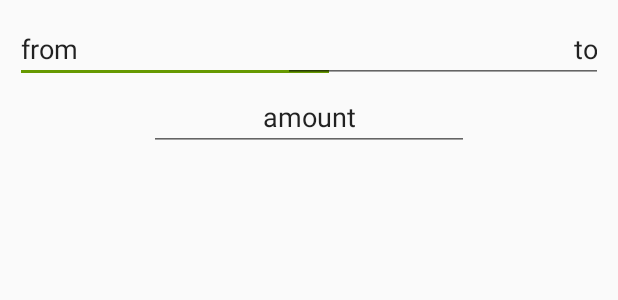
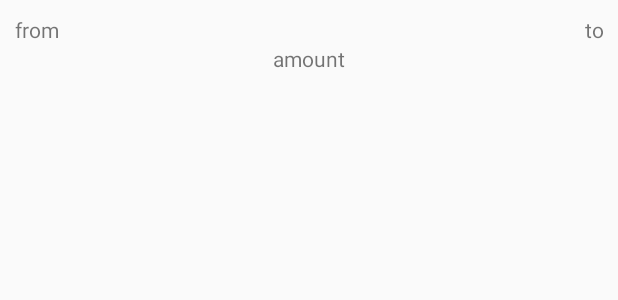
Before and after one commit to davidtadeovargas/crystal-wallet-android, an Android app: the layout transaction_list_item.xml on its own in the app's theme, with its tools: preview values and no code run, on a phone screen of 412 x 824 dp. Shown: the top 300 px of the screen. Run offline under Robolectric (Android 15) with nearby library versions, the phone set to English and light mode, and no system bars.

Commit message:
- First version of Transaction History views

```diff
--- a/app/src/main/res/layout/activity_intro.xml
+++ b/app/src/main/res/layout/activity_intro.xml
@@ -14,7 +14,9 @@
         android:layout_width="wrap_content"
         android:layout_height="wrap_content"
         android:text="Hello World!" />
+
     <cy.agorise.crystalwallet.views.TransactionListView
+        android:id="@+id/transaction_list"
         android:layout_width="match_parent"
         android:layout_height="wrap_content">
 
--- a/app/src/main/res/layout/transaction_list_item.xml
+++ b/app/src/main/res/layout/transaction_list_item.xml
@@ -13,7 +13,7 @@
         android:layout_alignParentStart="true"
         android:layout_alignParentTop="true">
 
-        <EditText
+        <TextView
             android:id="@+id/fromText"
             android:layout_width="wrap_content"
             android:layout_height="wrap_content"
@@ -21,7 +21,7 @@
             android:inputType="text"
             android:text="from" />
 
-        <EditText
+        <TextView
             android:id="@+id/toText"
             android:layout_width="wrap_content"
             android:layout_height="wrap_content"
@@ -32,7 +32,7 @@
             android:text="to"
             android:textAlignment="textEnd" />
 
-        <EditText
+        <TextView
             android:id="@+id/amountText"
             android:layout_width="wrap_content"
             android:layout_height="wrap_content"
```
Also changed, not shown: app/src/main/java/cy/agorise/crystalwallet/IntroActivity.java (+11 -0 lines), app/src/main/java/cy/agorise/crystalwallet/models/CryptoCoinTransaction.java (+29 -0 lines), app/src/main/java/cy/agorise/crystalwallet/views/TransactionListAdapter.java (+30 -2 lines), app/src/main/java/cy/agorise/crystalwallet/views/TransactionListView.java (+4 -6 lines).
